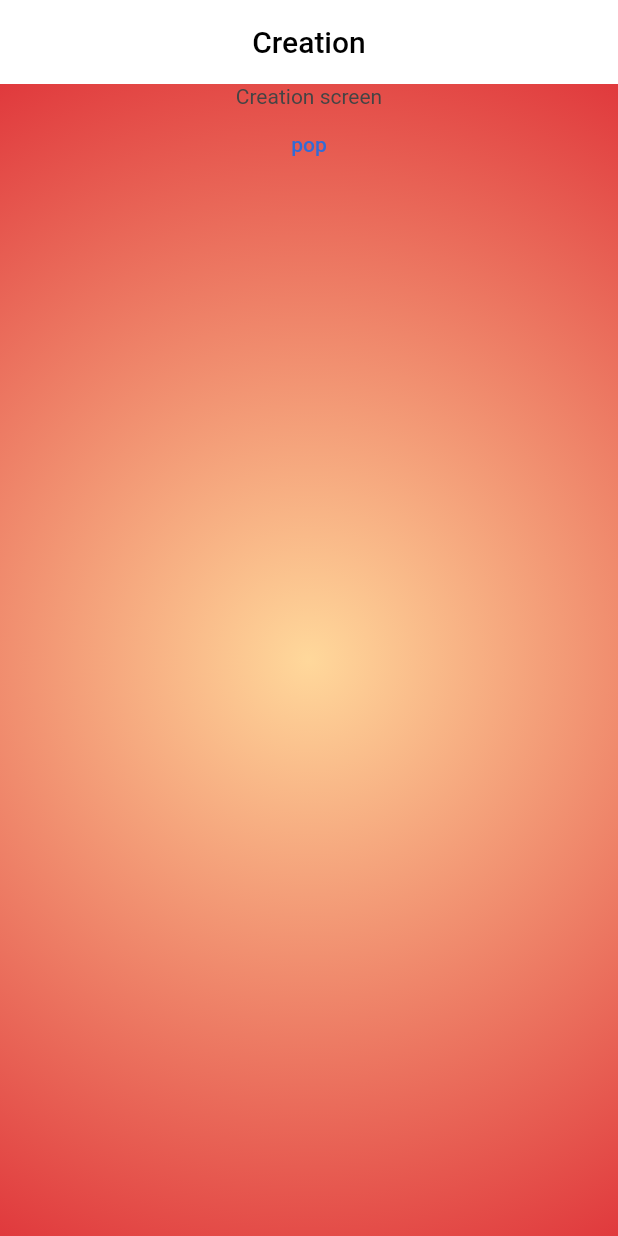
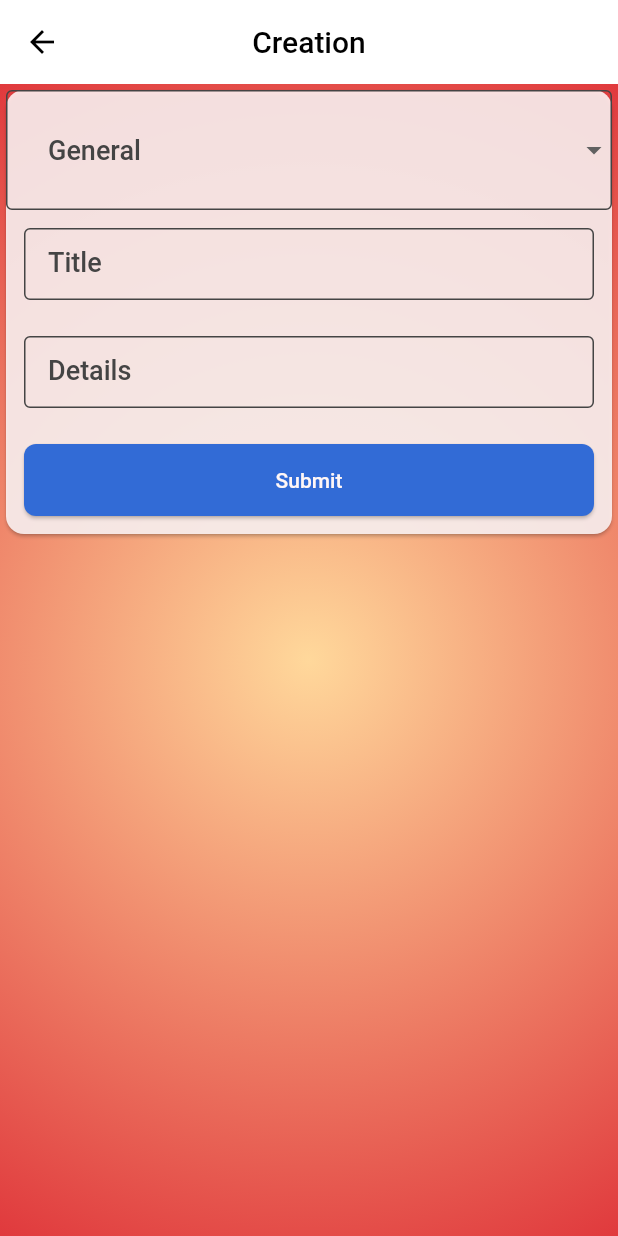
Before and after one commit to Endorf/Flutter-BLoC-Client, a Flutter app: the screen it shows after launch, after a tap on "Enter", after a tap on the "note alt" icon, on a phone screen of 412 x 824 dp. Run offline on Flutter 3.47's test engine with Material 2 defaults, Android fonts, the phone set to English and light mode, and no system bars; our stand-ins replace flutter_bloc.

Commit message:
Creation UI (#10)

```diff
--- a/lib/domain/router/state.dart
+++ b/lib/domain/router/state.dart
@@ -1,9 +1,13 @@
 abstract class RouteState {}
+
+abstract class HomeContext {}
+
+abstract class CreationContext implements HomeContext {}
 
 class SplashState extends RouteState {}
 
 class LoginState extends RouteState {}
 
-class HomeState extends RouteState {}
+class HomeState extends RouteState implements HomeContext {}
 
-class CreationState extends RouteState {}
+class CreationState extends RouteState implements CreationContext {}
--- a/lib/ui/navigation/router_delegate.dart
+++ b/lib/ui/navigation/router_delegate.dart
@@ -22,13 +22,12 @@ class RootRouterDelegate extends RouterDelegate<RouteState>
   )   : _navigatorKey = navigatorKey,
         _routerBloc = routerBloc;
 
-  List<Page> get _pages {
-    if (_routerBloc.state is SplashState) return [SplashPage()];
-    if (_routerBloc.state is LoginState) return [LoginPage()];
-    if (_routerBloc.state is HomeState) return [HomePage()];
-    if (_routerBloc.state is CreationState) return [CreationPage()];
-    return List.empty();
-  }
+  List<Page> get _pages => [
+        if (_routerBloc.state is SplashState) const SplashPage(),
+        if (_routerBloc.state is LoginState) const LoginPage(),
+        if (_routerBloc.state is HomeContext) const HomePage(),
+        if (_routerBloc.state is CreationContext) const CreationPage(),
+      ];
 
   @override
   Widget build(BuildContext context) => Navigator(
--- /dev/null
+++ b/lib/ui/screen/base_statefull_screen.dart
@@ -0,0 +1,32 @@
+import 'package:bloc_app/ui/widget/app_container.dart';
+import 'package:flutter/material.dart';
+
+// TODO: refactor screens transitions;
+// Temporary solution to avoid creation of BLoC
+abstract class BaseStatefullScreenWidget extends StatefulWidget {
+  final String title;
+
+  const BaseStatefullScreenWidget({
+    super.key,
+    required this.title,
+  });
+
+  @override
+  Widget build(BuildContext context) {
+    return Scaffold(
+      // TODO: add hide/show animation.
+      appBar: _isAppBarVisible
+          ? AppBar(centerTitle: true, title: Text(title))
+          : null,
+      floatingActionButton: buildfloatingActionButton(context),
+      floatingActionButtonLocation: FloatingActionButtonLocation.endDocked,
+      body: RootContentContainer(child: buildChildren(context)),
+    );
+  }
+
+  bool get _isAppBarVisible => true;
+
+  Widget buildChildren(BuildContext context);
+
+  Widget? buildfloatingActionButton(BuildContext context) => null;
+}
--- a/lib/ui/screen/base_screen.dart
+++ b/lib/ui/screen/base_stateless_screen.dart
@@ -2,10 +2,10 @@ import 'package:bloc_app/ui/widget/app_container.dart';
 import 'package:flutter/material.dart';
 
 // TODO: refactor screens transitions;
-abstract class BaseScreen extends StatelessWidget {
+abstract class BaseStatelessScreenWidget extends StatelessWidget {
   final String title;
 
-  const BaseScreen({
+  const BaseStatelessScreenWidget({
     super.key,
     required this.title,
   });
--- a/lib/ui/screen/creation/creation.dart
+++ b/lib/ui/screen/creation/creation.dart
@@ -1,28 +1,88 @@
 import 'package:bloc_app/domain/router/event.dart';
 import 'package:bloc_app/domain/router/router_bloc.dart';
-import 'package:bloc_app/ui/screen/base_screen.dart';
 import 'package:bloc_app/ui/theme/resources/strings.dart';
+import 'package:bloc_app/ui/widget/app_container.dart';
+import 'package:bloc_app/ui/widget/button.dart';
+import 'package:bloc_app/ui/widget/dropdown.dart';
+import 'package:bloc_app/ui/widget/text_form_field.dart';
 import 'package:flutter/material.dart';
 import 'package:flutter_bloc/flutter_bloc.dart';
 
-class CreationScreen extends BaseScreen {
-  const CreationScreen({super.key}) : super(title: Strings.creationTitle);
+class CreationScreen extends StatefulWidget {
+  const CreationScreen({super.key});
 
   @override
-  Widget buildChildren(BuildContext context) {
-    return Column(
-      children: [
-        const Center(
-          child: Text(
-            "Creation screen",
-            textAlign: TextAlign.center,
+  State<CreationScreen> createState() => _CreationScreenState();
+}
+
+class _CreationScreenState extends State<CreationScreen> {
+  final _formKey = GlobalKey<FormState>();
+  final _titleInputController = TextEditingController();
+  final _detailsInputController = TextEditingController();
+
+  String selectedValue = "General";
+
+  @override
+  Widget build(BuildContext context) {
+    return Scaffold(
+      // TODO: add hide/show animation.
+      appBar:
+          AppBar(centerTitle: true, title: const Text(Strings.creationTitle)),
+      floatingActionButtonLocation: FloatingActionButtonLocation.endDocked,
+      body: RootContentContainer(child: _buildChildren(context)),
+    );
+  }
+
+  Widget _buildChildren(BuildContext context) {
+    return Form(
+      key: _formKey,
+      child: Align(
+        alignment: Alignment.topCenter,
+        child: SizedBox(
+          width: double.infinity,
+          height: 400,
+          child: SingleChildScrollView(
+            child: Card(
+                color: Theme.of(context).colorScheme.background,
+                child: Column(
+                  children: [
+                    DefaultDropdownButton(
+                      list: ["General", "Quote", 'Metaphor'],
+                      selectedValue: selectedValue,
+                      onChanged: (value) {
+                        setState(() {
+                          if (value != null && value.isEmpty) {
+                            selectedValue = value;
+                          }
+                        });
+                      },
+                    ),
+                    Padding(
+                        padding: const EdgeInsets.all(8),
+                        child: DefaultTextFormField(
+                          labelText: Strings.titleNoteLabel,
+                          controller: _titleInputController,
+                        )),
+                    Padding(
+                        padding: const EdgeInsets.all(8),
+                        child: DefaultTextFormField(
+                          labelText: Strings.detailsNoteLabel,
+                          controller: _detailsInputController,
+                        )),
+                    Padding(
+                        padding: const EdgeInsets.all(12),
+                        child: DefaultElevationButton(
+                          labelText: Strings.submitNoteLabel,
+                          onPressed: () => {
+                            if (_formKey.currentState!.validate())
+                              context.read<RouterBloc>().add(HomeEvent())
+                          },
+                        )),
+                  ],
+                )),
           ),
         ),
-        TextButton(
-          onPressed: () => context.read<RouterBloc>().add(HomeEvent()),
-          child: const Text('pop'),
-        ),
-      ],
+      ),
     );
   }
 }
--- a/lib/ui/screen/home/home.dart
+++ b/lib/ui/screen/home/home.dart
@@ -1,12 +1,12 @@
 import 'package:bloc_app/domain/router/event.dart';
 import 'package:bloc_app/domain/router/router_bloc.dart';
-import 'package:bloc_app/ui/screen/base_screen.dart';
+import 'package:bloc_app/ui/screen/base_stateless_screen.dart';
 import 'package:bloc_app/ui/screen/home/widget/note_list.dart';
 import 'package:bloc_app/ui/theme/resources/strings.dart';
 import 'package:flutter/material.dart';
 import 'package:flutter_bloc/flutter_bloc.dart';
 
-class HomeScreen extends BaseScreen {
+class HomeScreen extends BaseStatelessScreenWidget {
   const HomeScreen({super.key}) : super(title: Strings.homeTitle);
 
   @override
--- a/lib/ui/theme/material_theme_data.dart
+++ b/lib/ui/theme/material_theme_data.dart
@@ -56,6 +56,7 @@ class ThemeConfig {
         onTertiary: _isDarkMode
             ? ThemeConfig.experimentalTertiaryDark
             : ThemeConfig.experimentalTertiaryLight,
+        error: ThemeConfig.experimentalPrimaryColorDark,
       ),
       elevatedButtonTheme: ElevatedButtonThemeData(
         style: ElevatedButton.styleFrom(
--- a/lib/ui/theme/resources/strings.dart
+++ b/lib/ui/theme/resources/strings.dart
@@ -10,4 +10,7 @@ class Strings {
   static const enterTitle = 'Enter';
 
   static const homeTooltip = 'create note';
+  static const titleNoteLabel = 'Title';
+  static const detailsNoteLabel = 'Details';
+  static const submitNoteLabel = 'Submit';
 }
--- /dev/null
+++ b/lib/ui/widget/dropdown.dart
@@ -0,0 +1,57 @@
+import 'package:flutter/material.dart';
+
+class DefaultDropdownButton extends StatelessWidget {
+  final List<String> list;
+  final String selectedValue;
+  final void Function(String? value) onChanged;
+
+  static const _padding = 12.0;
+
+  const DefaultDropdownButton({
+    super.key,
+    required this.list,
+    required this.selectedValue,
+    required this.onChanged,
+  });
+
+  @override
+  Widget build(BuildContext context) {
+    final theme = Theme.of(context);
+    final focusedBorder = theme.colorScheme.primary;
+    final enabledBorder = theme.colorScheme.onSurfaceVariant;
+
+    return DropdownButtonFormField<String>(
+      padding: const EdgeInsets.all(_padding),
+      value: selectedValue,
+      decoration: InputDecoration(
+        focusedBorder: OutlineInputBorder(
+          borderSide: BorderSide(color: focusedBorder),
+        ),
+        enabledBorder: OutlineInputBorder(
+          borderSide: BorderSide(color: enabledBorder),
+        ),
+      ),
+      onChanged: (String? value) => onChanged(value),
+      selectedItemBuilder: (BuildContext context) {
+        return list.map<Widget>((String value) {
+          return DropdownMenuItem<String>(
+            value: value,
+            child: Text(
+              value,
+              style: Theme.of(context).textTheme.bodyLarge,
+            ),
+          );
+        }).toList();
+      },
+      items: list.map<DropdownMenuItem<String>>((String value) {
+        return DropdownMenuItem<String>(
+          value: value,
+          child: Text(
+            value,
+            style: Theme.of(context).textTheme.bodyMedium,
+          ),
+        );
+      }).toList(),
+    );
+  }
+}
--- /dev/null
+++ b/lib/ui/widget/text_form_field.dart
@@ -0,0 +1,55 @@
+import 'package:flutter/material.dart';
+
+class DefaultTextFormField extends StatelessWidget {
+  static const _paddings = 4.0;
+
+  final String labelText;
+  final TextEditingController? controller;
+  final TextInputType keyboardType;
+
+  const DefaultTextFormField({
+    super.key,
+    required this.labelText,
+    this.controller,
+    this.keyboardType = TextInputType.text,
+  });
+
+  @override
+  Widget build(BuildContext context) {
+    final theme = Theme.of(context);
+    final errorBorder = theme.colorScheme.error;
+    final focusedBorder = theme.colorScheme.primary;
+    final enabledBorder = theme.colorScheme.onSurfaceVariant;
+
+    return Padding(
+        padding: const EdgeInsets.all(_paddings),
+        child: TextFormField(
+          autocorrect: false,
+          keyboardType: keyboardType,
+          obscureText: false,
+          validator: (value) {
+            if (value == null || value.isEmpty) {
+              return 'Please enter some text';
+            }
+            return null;
+          },
+          style: Theme.of(context).textTheme.bodyMedium,
+          controller: controller,
+          decoration: InputDecoration(
+            labelText: labelText,
+            border: OutlineInputBorder(
+              borderSide: BorderSide(color: enabledBorder),
+            ),
+            errorBorder: OutlineInputBorder(
+              borderSide: BorderSide(color: errorBorder),
+            ),
+            focusedBorder: OutlineInputBorder(
+              borderSide: BorderSide(color: focusedBorder),
+            ),
+            enabledBorder: OutlineInputBorder(
+              borderSide: BorderSide(color: enabledBorder),
+            ),
+          ),
+        ));
+  }
+}
```
